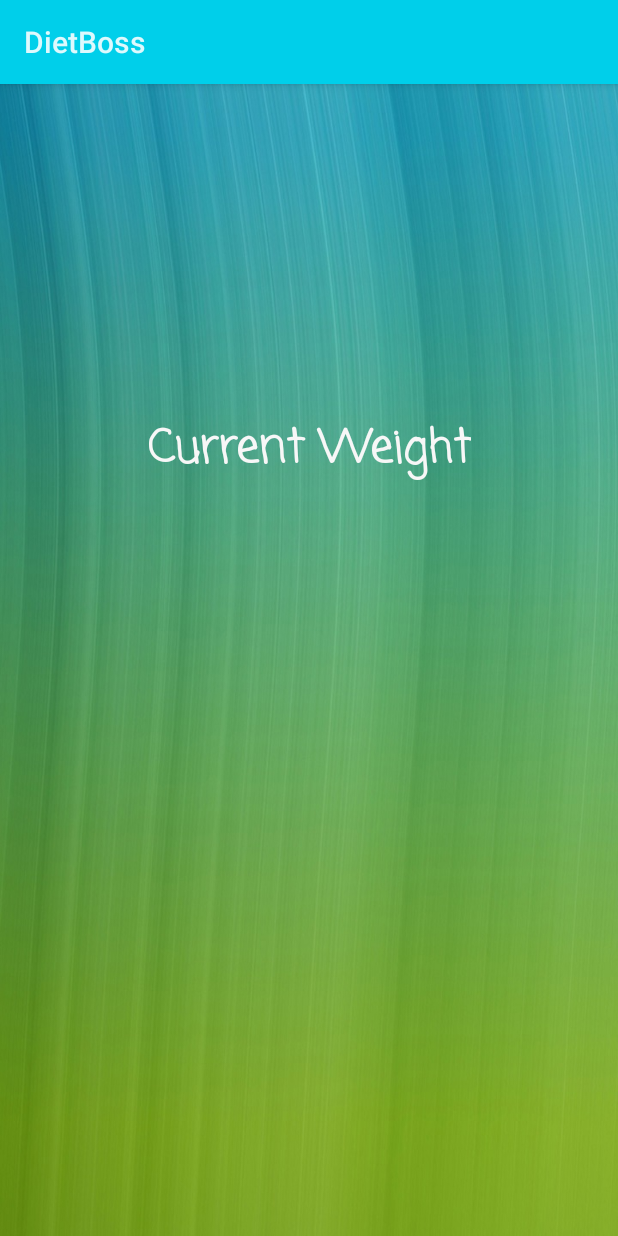
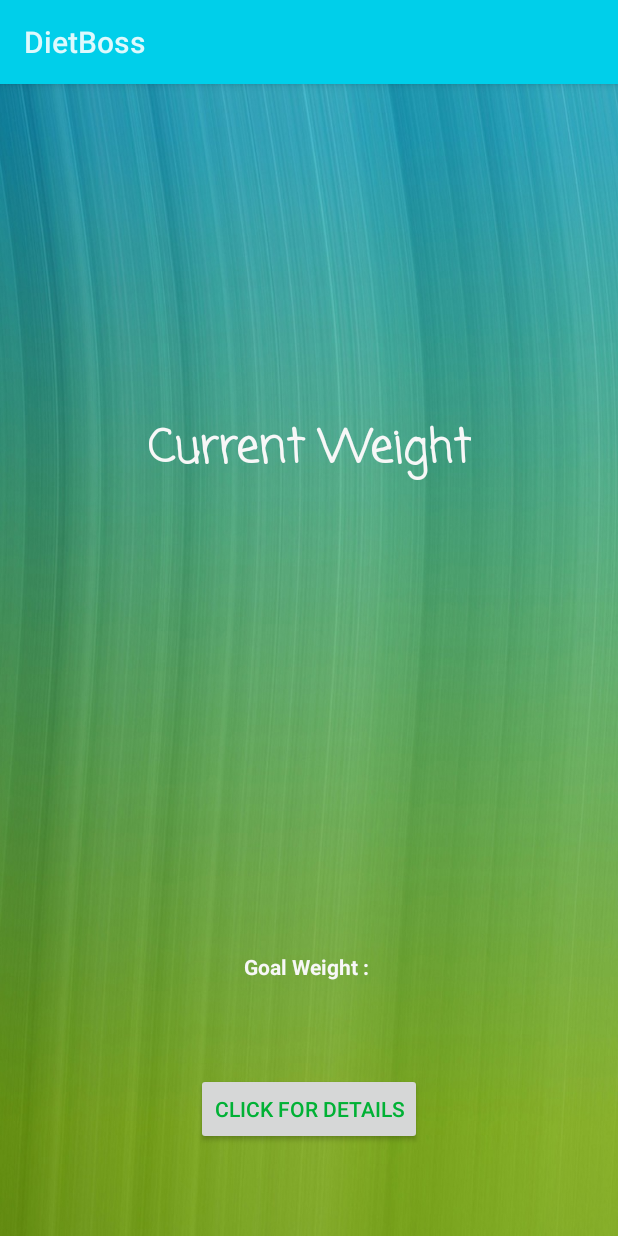
Before and after one commit to SamaSamrin/KhabarShabarAgain, an Android app: the WeightDisplay screen opened directly, with no data from a screen before it, on a phone screen of 412 x 824 dp. Run offline under Robolectric (Android 15) with nearby library versions, the phone set to English and light mode, and no system bars.

Commit message:
set up weightDisplay page properly

```diff
--- a/app/src/main/java/com/example/user/khabarshabar2/WeightDisplay.java
+++ b/app/src/main/java/com/example/user/khabarshabar2/WeightDisplay.java
@@ -1,13 +1,33 @@
 package com.example.user.khabarshabar2;
 
 import android.app.Activity;
+import android.content.Intent;
 import android.os.Bundle;
+import android.view.View;
+import android.widget.TextView;
 
 public class WeightDisplay extends Activity {
+
+    TextView currentWeightDisplay;
+    TextView goalWeightDisplay;
 
     @Override
     protected void onCreate(Bundle savedInstanceState) {
         super.onCreate(savedInstanceState);
         setContentView(R.layout.activity_weight_display);
+
+        currentWeightDisplay = (TextView) findViewById(R.id.currentWeightDisplay);
+        goalWeightDisplay = (TextView) findViewById(R.id.goalWeightDisplay);
+    }
+
+    private void displayAllWeights(){
+        //set current weight display text
+
+        //set goal weight display text
+    }
+
+    public void goToNavigationDrawer(View v) {
+        Intent i = new Intent(WeightDisplay.this, NavigationDrawer.class);
+        startActivity(i);
     }
 }
--- a/app/src/main/res/layout/activity_weight_display.xml
+++ b/app/src/main/res/layout/activity_weight_display.xml
@@ -27,4 +27,39 @@
         app:layout_constraintTop_toTopOf="parent"
         app:layout_constraintVertical_bias="0.301" />
 
+    <TextView
+        android:id="@+id/goalWeightDisplay"
+        android:layout_width="wrap_content"
+        android:layout_height="wrap_content"
+        android:layout_marginBottom="8dp"
+        android:layout_marginLeft="8dp"
+        android:layout_marginRight="8dp"
+        android:layout_marginTop="8dp"
+        android:text="Goal Weight : "
+        android:textAppearance="@android:style/TextAppearance.Material.Body1"
+        android:textColor="@color/myWhite"
+        android:textSize="14sp"
+        android:textStyle="bold"
+        app:layout_constraintBottom_toBottomOf="parent"
+        app:layout_constraintLeft_toLeftOf="parent"
+        app:layout_constraintRight_toRightOf="parent"
+        app:layout_constraintTop_toBottomOf="@+id/currentWeightDisplay"
+        app:layout_constraintVertical_bias="0.653" />
+
+    <Button
+        android:id="@+id/detailsButton"
+        android:layout_width="wrap_content"
+        android:layout_height="wrap_content"
+        android:text="Click for Details"
+        android:textColor="@color/mainGreen"
+        android:layout_marginLeft="8dp"
+        app:layout_constraintLeft_toLeftOf="parent"
+        android:layout_marginRight="8dp"
+        app:layout_constraintRight_toRightOf="parent"
+        android:layout_marginTop="8dp"
+        app:layout_constraintTop_toBottomOf="@+id/goalWeightDisplay"
+        app:layout_constraintBottom_toBottomOf="parent"
+        android:layout_marginBottom="8dp"
+        android:onClick="goToNavigationDrawer"/>
+
 </android.support.constraint.ConstraintLayout>
--- a/app/src/main/res/values/colors.xml
+++ b/app/src/main/res/values/colors.xml
@@ -6,7 +6,7 @@
     <color name="mainGreen">#00b135</color>
     <color name="myGreen">#4CBF02</color>
     <color name="myWhite">#f7f7f7</color>
-    <color name="myBlue">#32E7FF</color>
+    <color name="myBlue">#32e7ff</color>
     <color name="my_spinner_text_color">#ffffff</color>
     <color name="coffee">#9e0000</color>
 </resources>
```
Also changed, not shown: app/src/main/java/com/example/user/khabarshabar2/SignUp.java (+23 -5 lines), app/src/main/res/layout/activity_signup.xml (+4 -4 lines).
